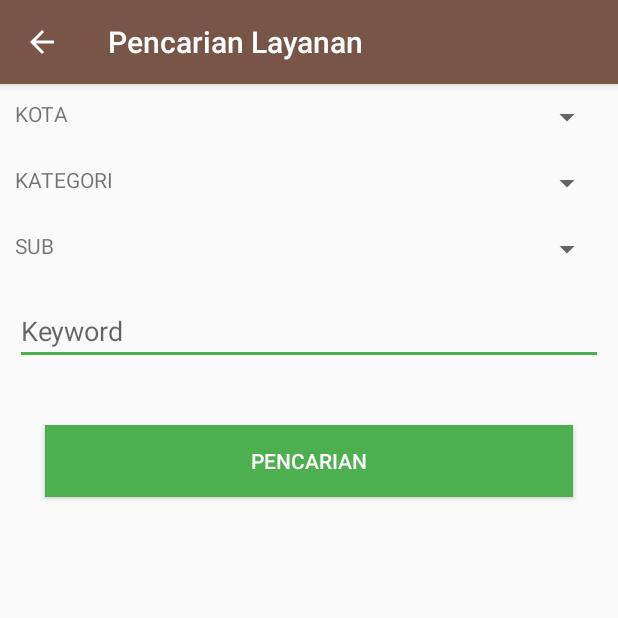
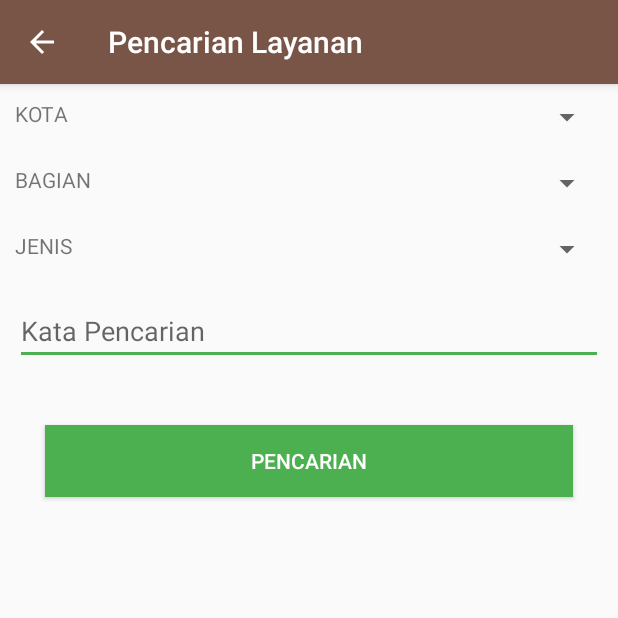
Before and after one commit to iqbalhood/Pilih-Tukang-Marketplace, an Android app: the SearchActivity screen opened directly, with no data from a screen before it, on a phone screen of 412 x 824 dp, the top half of it. Run offline under Robolectric (Android 15) with nearby library versions, the phone set to English and light mode, and no system bars; our stand-ins replace Firebase (no records; nobody signed in at launch, a user with empty details on screens opened directly); 6 statements that could not run were skipped.

```diff
--- a/CariTukang/app/src/main/java/com/zone/caritukang/SearchResult.java
+++ b/CariTukang/app/src/main/java/com/zone/caritukang/SearchResult.java
@@ -46,6 +46,9 @@ public class SearchResult extends AppCompatActivity {
         super.onCreate(savedInstanceState);
         setContentView(R.layout.activity_search_result);
         this.getSupportActionBar().setDisplayHomeAsUpEnabled(true);
+
+
+
 
 
 
--- a/CariTukang/app/src/main/res/layout/activity_search.xml
+++ b/CariTukang/app/src/main/res/layout/activity_search.xml
@@ -22,7 +22,7 @@
         <Spinner
             android:id="@+id/kota_spinner"
             android:layout_width="0dp"
-            android:layout_weight="1"
+            android:layout_weight="3"
             android:layout_height="wrap_content" />
 
     </LinearLayout>
@@ -38,12 +38,12 @@
             android:layout_width="0dp"
             android:layout_height="wrap_content"
             android:layout_weight="1"
-            android:text="KATEGORI"/>
+            android:text="BAGIAN"/>
 
         <Spinner
             android:id="@+id/kategori_spinner"
             android:layout_width="0dp"
-            android:layout_weight="1"
+            android:layout_weight="3"
             android:layout_height="wrap_content" />
 
     </LinearLayout>
@@ -61,22 +61,23 @@
             android:layout_width="0dp"
             android:layout_height="wrap_content"
             android:layout_weight="1"
-            android:text="SUB"/>
+            android:text="JENIS"/>
 
         <Spinner
             android:id="@+id/sub_spinner"
             android:layout_width="0dp"
-            android:layout_weight="1"
+            android:layout_weight="3"
             android:layout_height="wrap_content" />
 
     </LinearLayout>
 
 
     <EditText
+        android:id="@+id/edKeyword"
         android:layout_width="match_parent"
         android:layout_height="wrap_content"
         android:layout_margin="10dp"
-        android:hint="Keyword"/>
+        android:hint="Kata Pencarian"/>
 
 
 
```
Also changed, not shown: CariTukang/app/src/main/java/com/zone/caritukang/DetailSwipe.java (+3 -4 lines), CariTukang/app/src/main/java/com/zone/caritukang/SearchActivity.java (+25 -3 lines), CariTukang/app/src/main/java/com/zone/caritukang/adapter/JasaAdapter.java (+27 -4 lines).
